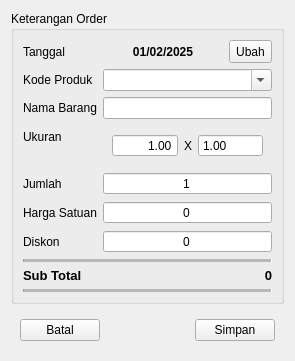
The window that src/ui/files/editorderdialog.ui (AyahnaSyahid/LazyMins) describes before a commit, drawn with Qt 5.
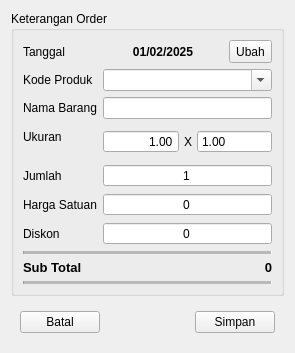
The same window after the commit.

Patch:
```diff
--- a/src/ui/files/editorderdialog.ui
+++ b/src/ui/files/editorderdialog.ui
@@ -7,7 +7,7 @@
     <x>0</x>
     <y>0</y>
     <width>279</width>
-    <height>337</height>
+    <height>332</height>
    </rect>
   </property>
   <property name="windowTitle">
@@ -118,8 +118,23 @@
          </size>
         </property>
         <layout class="QHBoxLayout" name="horizontalLayout_2" stretch="1,0,1">
+         <property name="spacing">
+          <number>5</number>
+         </property>
          <property name="sizeConstraint">
-          <enum>QLayout::SetMinAndMaxSize</enum>
+          <enum>QLayout::SetDefaultConstraint</enum>
+         </property>
+         <property name="leftMargin">
+          <number>0</number>
+         </property>
+         <property name="topMargin">
+          <number>0</number>
+         </property>
+         <property name="rightMargin">
+          <number>0</number>
+         </property>
+         <property name="bottomMargin">
+          <number>0</number>
          </property>
          <item>
           <widget class="QDoubleSpinBox" name="spinWidth">
```
